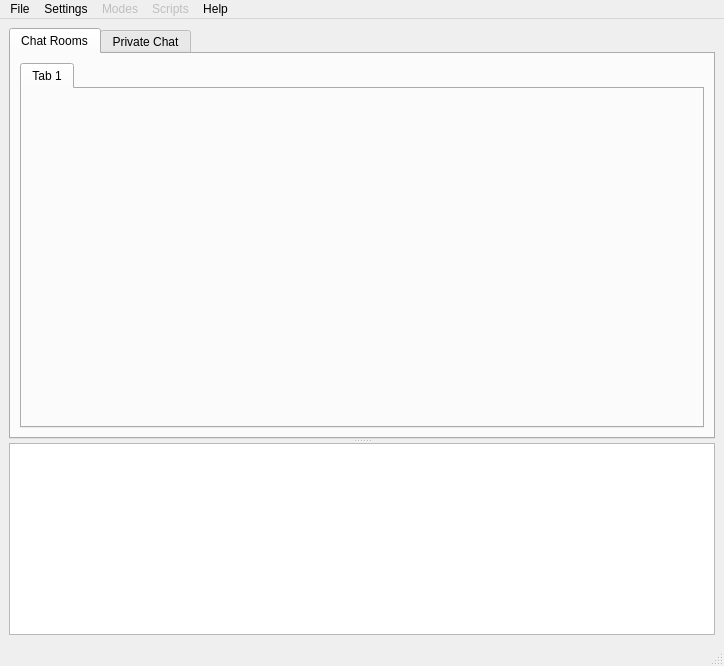
Old version of the form muqt/muqt.ui in the repository eLvErDe/museek-plus.
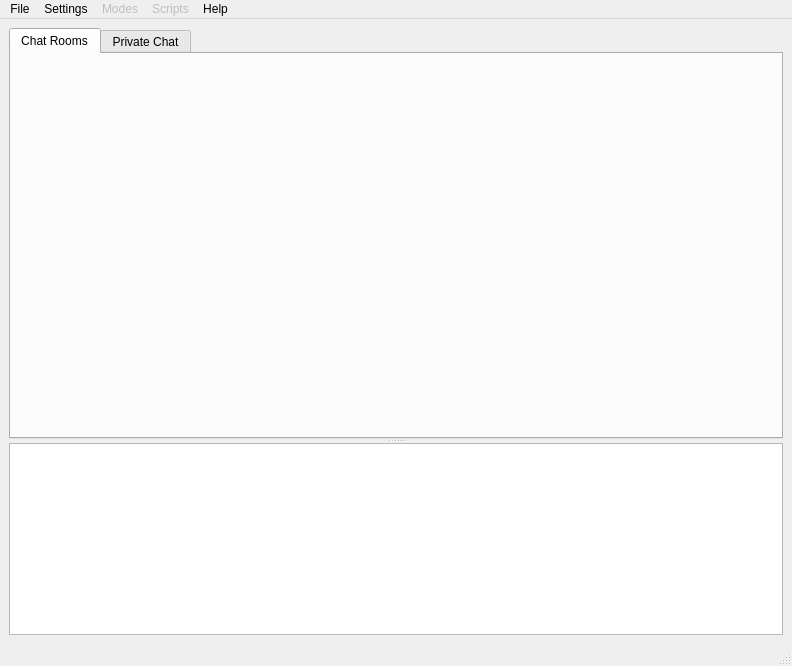
New version of the form.

Commit message: Status messages and users joining/leaving rooms now work

Patch:
```diff
--- a/muqt/muqt.ui
+++ b/muqt/muqt.ui
@@ -6,7 +6,7 @@
    <rect>
     <x>0</x>
     <y>0</y>
-    <width>724</width>
+    <width>792</width>
     <height>666</height>
    </rect>
   </property>
@@ -69,23 +69,7 @@
         </attribute>
         <layout class="QVBoxLayout" name="verticalLayout_4">
          <item>
-          <layout class="QVBoxLayout" name="verticalLayout_3">
-           <item>
-            <widget class="QTabWidget" name="ChatRooms">
-             <property name="currentIndex">
-              <number>0</number>
-             </property>
-             <widget class="QWidget" name="tab">
-              <property name="enabled">
-               <bool>true</bool>
-              </property>
-              <attribute name="title">
-               <string>Tab 1</string>
-              </attribute>
-             </widget>
-            </widget>
-           </item>
-          </layout>
+          <layout class="QVBoxLayout" name="verticalLayout_3"/>
          </item>
         </layout>
        </widget>
@@ -118,7 +102,7 @@
     <rect>
      <x>0</x>
      <y>0</y>
-     <width>724</width>
+     <width>792</width>
      <height>27</height>
     </rect>
    </property>
```
Left out of the diff: 2 changed lines with no effect on the pictures. The commit also changes 6 other files.
